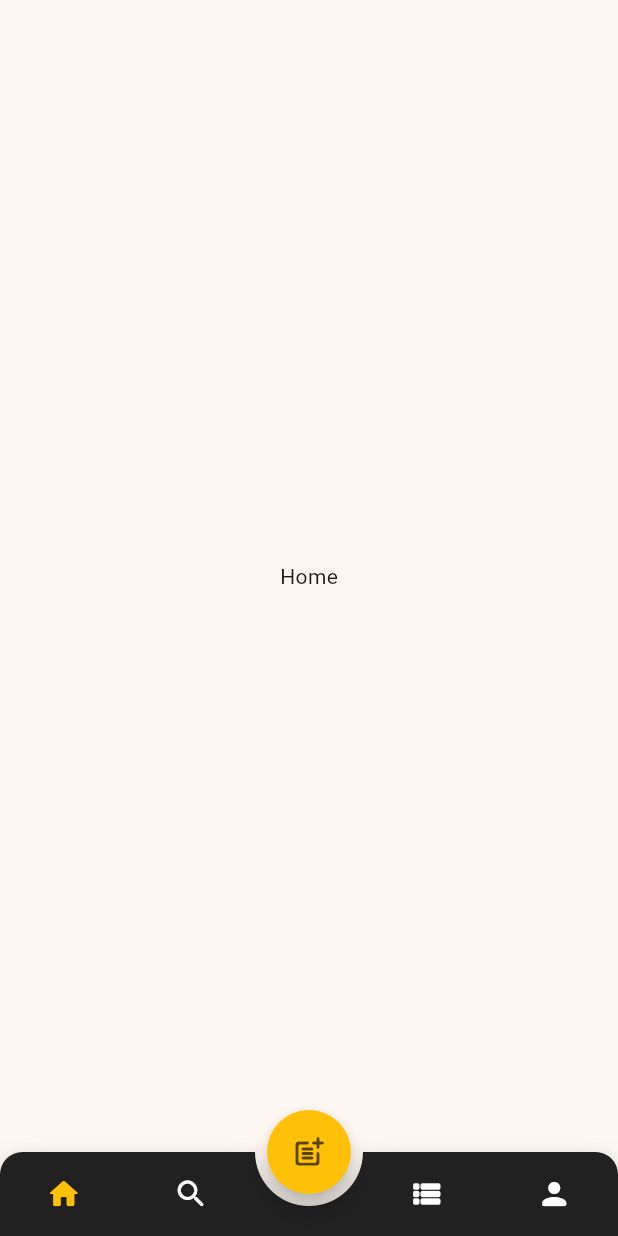
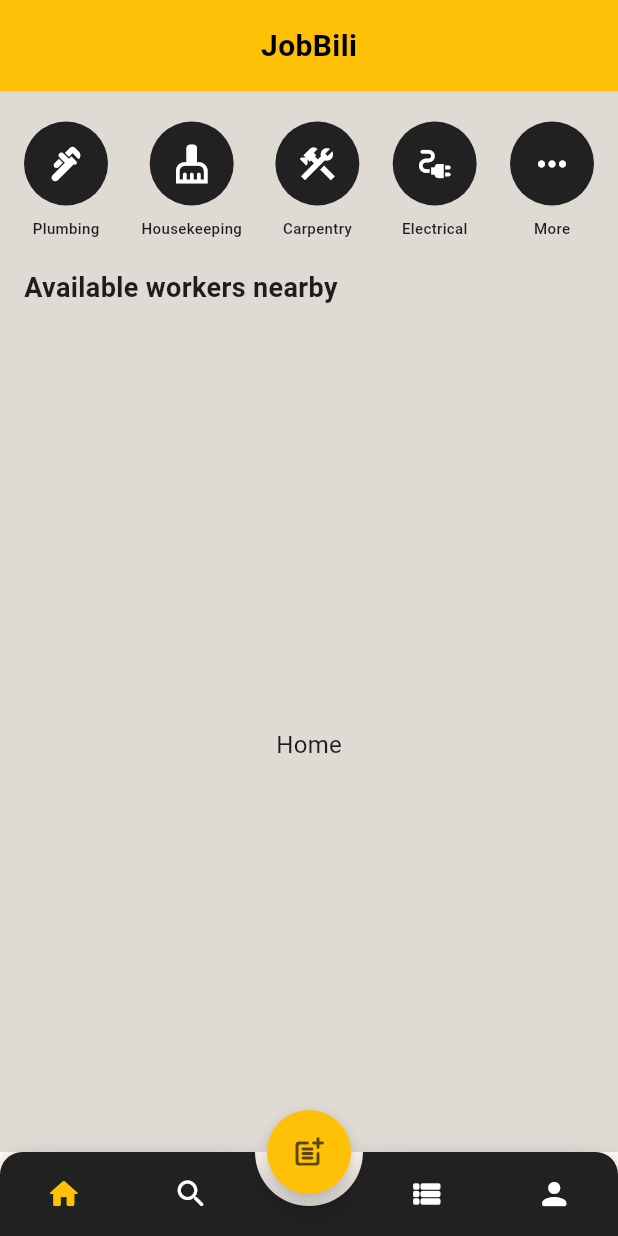
Before and after one commit to DirkSteven/JobBili, a Flutter app: the screen it shows after launch, on a phone screen of 412 x 824 dp. Run offline on Flutter 3.47's test engine with Material 3 defaults, Android fonts, the phone set to English and light mode, and no system bars; drawn by our look-alikes of animated_bottom_navigation_bar.

Commit message:
Home Page Icons

```diff
--- a/lib/pages/home_page.dart
+++ b/lib/pages/home_page.dart
@@ -1,12 +1,53 @@
 import 'package:flutter/material.dart';
+import '../widgets/header.dart'; // Import the header.dart file
+import '../widgets/services_icons.dart'; // Import the services_icons.dart file
 
 class HomePage extends StatelessWidget {
   const HomePage({super.key});
 
   @override
   Widget build(BuildContext context) {
-    return Center(
-      child: Text("Home"),
+    return Scaffold(
+      backgroundColor: Colors.black12,
+      body: Column(
+        children: [
+
+          CustomHeader(),
+
+          SizedBox(height: 20),
+
+          ServicesIcons(),
+
+          SizedBox(height: 20),
+          Padding(
+            padding: const EdgeInsets.symmetric(horizontal: 16.0),
+            child: Align(
+              alignment: Alignment.centerLeft,
+              child: Text(
+                "Available workers nearby",
+                style: TextStyle(
+                  fontSize: 18,
+                  fontWeight: FontWeight.bold,
+                  color: Colors.black87,
+                ),
+              ),
+            ),
+          ),
+
+
+          SizedBox(height: 20),
+
+
+          Expanded(
+            child: Center(
+              child: Text(
+                "Home",
+                style: TextStyle(fontSize: 16, color: Colors.black87),
+              ),
+            ),
+          ),
+        ],
+      ),
     );
   }
 }
--- /dev/null
+++ b/lib/widgets/header.dart
@@ -0,0 +1,24 @@
+// header.dart
+import 'package:flutter/material.dart';
+
+class CustomHeader extends StatelessWidget {
+  const CustomHeader({super.key});
+
+  @override
+  Widget build(BuildContext context) {
+    return Container(
+      padding: EdgeInsets.symmetric(vertical: 16.0),
+      color: Colors.amber,
+      child: Center(
+        child: Text(
+          'JobBili',
+          style: TextStyle(
+            fontSize: 20,
+            fontWeight: FontWeight.bold,
+            color: Colors.black,
+          ),
+        ),
+      ),
+    );
+  }
+}
--- /dev/null
+++ b/lib/widgets/services_icons.dart
@@ -0,0 +1,48 @@
+import 'package:flutter/material.dart';
+
+class ServicesIcons extends StatelessWidget {
+  const ServicesIcons({super.key});
+
+  @override
+  Widget build(BuildContext context) {
+    return Padding(
+      padding: const EdgeInsets.symmetric(horizontal: 16.0),
+      child: Row(
+        mainAxisAlignment: MainAxisAlignment.spaceBetween,
+        children: [
+          _buildServiceItem(Icons.plumbing, "Plumbing"),
+          _buildServiceItem(Icons.cleaning_services, "Housekeeping"),
+          _buildServiceItem(Icons.construction, "Carpentry"),
+          _buildServiceItem(Icons.electrical_services, "Electrical"),
+          _buildServiceItem(Icons.more_horiz, "More"),
+        ],
+      ),
+    );
+  }
+
+  Widget _buildServiceItem(IconData iconData, String label) {
+    return Column(
+      mainAxisSize: MainAxisSize.min,
+      children: [
+        CircleAvatar(
+          radius: 28,
+          backgroundColor: Colors.grey[900],
+          child: Icon(
+            iconData,
+            size: 28,
+            color: Colors.white,
+          ),
+        ),
+        SizedBox(height: 8),
+        Text(
+          label,
+          style: TextStyle(
+            fontSize: 10,
+            fontWeight: FontWeight.w500,
+            color: Colors.black87,
+          ),
+        ),
+      ],
+    );
+  }
+}
```
Also changed, not shown: lib/models/user_model.dart (added, +18 -0 lines), lib/models/worker_model.dart (added, +23 -0 lines), lib/pages/worker_profile.dart (added, +94 -0 lines), lib/main_nav.dart (line endings or trailing spaces).
